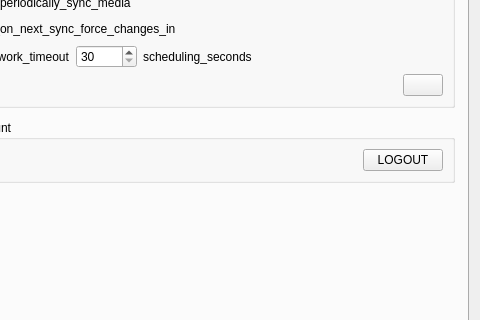
ankitects/anki, file qt/aqt/forms/preferences.ui: the form before one commit; both pictures show x 126 to 606 and y 137 to 457 of the 606 by 638 pixel window.
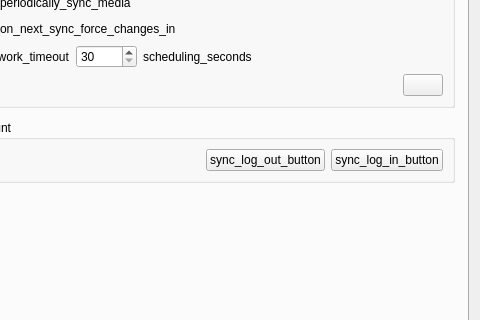
The form after the commit. The open tabs and pages were chosen to show the change.

Commit message:
Add log-in button to preferences screen (#2994)
* Add log-in button to preferences screen

* Fix to python to conform to linter

* Add translations for log in/out

* Clean up whitespace/naming

* Move translations from python to qt forms

* Remove sync-not-enabled text on prefs screen

* Add my name to about.py

* Add "sync now?" dialog upon successful login

* Close preferences dialog before syncing

* Yet another Qt 6.6.1 focus fix (dae)

Like 07017a4a8ecd76ddb75aace6a4e8179adf729a76

Patch:
```diff
--- a/qt/aqt/forms/preferences.ui
+++ b/qt/aqt/forms/preferences.ui
@@ -791,7 +791,23 @@
              </sizepolicy>
             </property>
             <property name="text">
-             <string notr="true">LOGOUT</string>
+             <string>sync_log_out_button</string>
+            </property>
+            <property name="autoDefault">
+             <bool>false</bool>
+            </property>
+           </widget>
+          </item>
+          <item>
+           <widget class="QPushButton" name="syncLogin">
+            <property name="sizePolicy">
+             <sizepolicy hsizetype="Fixed" vsizetype="Fixed">
+              <horstretch>0</horstretch>
+              <verstretch>0</verstretch>
+             </sizepolicy>
+            </property>
+            <property name="text">
+             <string>sync_log_in_button</string>
             </property>
             <property name="autoDefault">
              <bool>false</bool>
```
Left out of the diff: 12 changed lines with no effect on the pictures. The commit also changes 5 other files.
